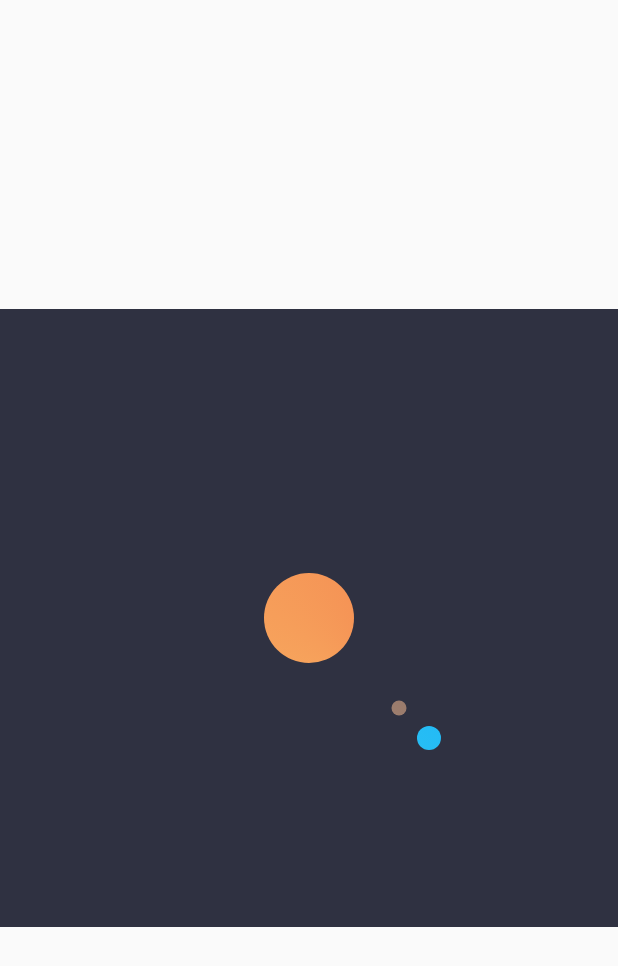
After one commit to nkvic520/flutter_study, a Flutter app: the screen it shows after launch, after a tap on "日地月的公转", on a phone screen of 412 x 824 dp. The commit adds this screen. Shown: the top 966 px of the screen. Run offline on Flutter 3.47's test engine with Material 2 defaults, Android fonts, the phone set to English and light mode, and no system bars; missing offline and left inert: dash_painter; generated files the repository leaves out were written again.

Commit message:
'缺少轨迹线'

```diff
--- a/lib/src/app.dart
+++ b/lib/src/app.dart
@@ -1,6 +1,7 @@
 import 'package:flutter/material.dart';
 import 'package:flutter_gen/gen_l10n/app_localizations.dart';
 import 'package:flutter_localizations/flutter_localizations.dart';
+import 'package:flutter_study/src/sample_feature/sun_earth_moon_view.dart';
 
 import 'sample_feature/sample_item_details_view.dart';
 import 'sample_feature/sample_item_list_view.dart';
@@ -71,6 +72,8 @@ class MyApp extends StatelessWidget {
                     return SettingsView(controller: settingsController);
                   case SampleItemDetailsView.routeName:
                     return const SampleItemDetailsView();
+                  case SunEarthMoonView.routeName:
+                    return const SunEarthMoonView();
                   case SampleItemListView.routeName:
                   default:
                     return const SampleItemListView();
--- /dev/null
+++ b/lib/src/sample_feature/sun_earth_moon_view.dart
@@ -0,0 +1,274 @@
+import 'dart:math';
+
+import 'package:dash_painter/dash_painter.dart';
+import 'package:flutter/cupertino.dart';
+import 'package:flutter/material.dart';
+
+class SunEarthMoonView extends StatefulWidget {
+  const SunEarthMoonView({Key? key}) : super(key: key);
+
+  static const routeName = '/sun_earth_moon';
+
+  @override
+  State<SunEarthMoonView> createState() => _SunEarthMoonViewState();
+}
+
+class _SunEarthMoonViewState extends State<SunEarthMoonView>
+    with SingleTickerProviderStateMixin {
+  Line line = Line(
+      start: const Offset(0, 0),
+      end: const Offset(80, 80),
+      third: const Offset(60, 60));
+
+  late AnimationController ctrl;
+
+  @override
+  void initState() {
+    super.initState();
+    ctrl = AnimationController(
+      vsync: this,
+      duration: const Duration(seconds: 32),
+    )..addListener(_updateLine);
+  }
+
+  @override
+  void dispose() {
+    line.dispose();
+    ctrl.dispose();
+    super.dispose();
+  }
+
+  @override
+  Widget build(BuildContext context) {
+    // line.start = Offset.zero;
+    // line.end = Offset(40, 0);
+    // line.rotate(2.4085543677521746);
+
+    return Scaffold(
+        body: Center(
+      child: GestureDetector(
+        onTap: () {
+          // line.record();
+          ctrl.forward(from: 0);
+        },
+        child: CustomPaint(
+          foregroundPainter: AnglePainter(line: line // linker: linker
+              ),
+          child: Container(
+            color: const Color(0xff2f3141),
+            height: MediaQuery.of(context).size.width,
+            width: MediaQuery.of(context).size.width,
+          ),
+        ),
+      ),
+    ));
+  }
+
+  void _updateLine() {
+    // print("${ctrl.value * 2 * pi}");
+    line.rotate(ctrl.value * 2 * pi, ctrl.value * 32 * pi, ctrl.value * 2 * pi,
+        ctrl.value * 32 * pi);
+  }
+}
+
+class AnglePainter extends CustomPainter {
+  // 绘制虚线
+  final DashPainter dashPainter = const DashPainter(span: 4, step: 4);
+
+  AnglePainter({required this.line}) : super(repaint: line);
+
+  final Paint helpPaint = Paint()
+    ..style = PaintingStyle.stroke
+    ..color = Colors.lightBlue
+    ..strokeWidth = 1;
+
+  final TextPainter textPainter = TextPainter(
+    textAlign: TextAlign.center,
+    textDirection: TextDirection.ltr,
+  );
+
+  final Line line;
+
+  @override
+  void paint(Canvas canvas, Size size) {
+    canvas.translate(size.width / 2, size.height / 2);
+    // drawHelp(canvas, size);
+    line.paint(canvas);
+  }
+
+  void drawHelp(Canvas canvas, Size size) {
+    Path helpPath = Path()
+      ..moveTo(-size.width / 2, 0)
+      ..relativeLineTo(size.width, 0)
+      ..moveTo(0, -size.height / 2)
+      ..relativeLineTo(0, size.height);
+    dashPainter.paint(canvas, helpPath, helpPaint);
+
+    drawHelpText('0°', canvas, Offset(size.width / 2 - 20, 0));
+    drawHelpText('p0', canvas, line.start.translate(-20, 0));
+    drawHelpText('p1', canvas, line.end.translate(-20, 0));
+
+    drawHelpText(
+      '角度: ${(line.rad * 180 / pi).toStringAsFixed(2)}°',
+      canvas,
+      Offset(
+        -size.width / 2 + 10,
+        -size.height / 2 + 10,
+      ),
+    );
+
+    canvas.drawArc(
+      Rect.fromCenter(center: line.start, width: 20, height: 20),
+      0,
+      line.positiveRad,
+      false,
+      helpPaint,
+    );
+
+    // canvas.save();
+    // Offset center = const Offset(60, 60);
+    // canvas.translate(center.dx, center.dy);
+    // canvas.rotate(line.positiveRad);
+    // canvas.translate(-center.dx, -center.dy);
+    // canvas.drawCircle(center, 4, helpPaint);
+    // canvas.drawRect(
+    //     Rect.fromCenter(center: center, width: 30, height: 60), helpPaint);
+    // canvas.restore();
+  }
+
+  void drawHelpText(
+    String text,
+    Canvas canvas,
+    Offset offset, {
+    Color color = Colors.lightBlue,
+  }) {
+    textPainter.text = TextSpan(
+      text: text,
+      style: TextStyle(fontSize: 12, color: color),
+    );
+    textPainter.layout(maxWidth: 200);
+    textPainter.paint(canvas, offset);
+  }
+
+  @override
+  bool shouldRepaint(covariant CustomPainter oldDelegate) {
+    return false;
+  }
+}
+
+class Line extends ChangeNotifier {
+  Line({
+    this.start = Offset.zero,
+    this.end = Offset.zero,
+    this.third = Offset.zero,
+  });
+
+  Offset start;
+  Offset end;
+  Offset third;
+
+  double get rad => (end - start).direction;
+
+  double get radTwo => (third - end).direction;
+
+  double get positiveRad => rad < 0 ? 2 * pi + rad : rad;
+
+  double get positiveRadTwo => radTwo < 0 ? 2 * pi + radTwo : radTwo;
+
+  double get length => (end - start).distance;
+
+  double get lengthTwo => (third - end).distance;
+
+  final Paint pointPaint = Paint()
+    ..style = PaintingStyle.stroke
+    ..strokeWidth = 1;
+
+  void paint(Canvas canvas) {
+    // canvas.drawLine(start, end, pointPaint);
+    // drawAnchor(canvas, start);
+    // drawAnchor(canvas, end);
+    // drawAnchor(canvas, third);
+
+    List<Color> colorsStart = [
+      const Color(0xfffcd670),
+      const Color(0xfff2784b),
+    ];
+    List<Color> colorsEnd = [
+      const Color(0xff19b5fe),
+      const Color(0xff7befb2),
+    ];
+    List<Color> colorsThird = [
+      const Color(0xff8d6e63),
+      const Color(0xffffe0b2),
+    ];
+
+    drawAnchorTwo(canvas, start, 30, colorsStart);
+    drawAnchorTwo(canvas, end, 8, colorsEnd);
+    drawAnchorTwo(canvas, third, 5, colorsThird);
+
+    // canvas.drawCircle(start, length, pointPaint..style = PaintingStyle.stroke);
+    // canvas.drawCircle(end, lengthTwo, pointPaint..style = PaintingStyle.stroke);
+
+    canvas.drawArc(
+        Rect.fromCircle(center: start, radius: length),
+        detaRotateThree,
+        detaRotateFour,
+        false,
+        pointPaint..style = PaintingStyle.stroke);
+    // canvas.drawArc(Rect.fromCircle(center: end, radius: lengthTwo), 0.5,
+    //     detaRotateFour, false, pointPaint..style = PaintingStyle.stroke);
+  }
+
+  void drawAnchor(Canvas canvas, Offset offset) {
+    canvas.drawCircle(offset, 4, pointPaint..style = PaintingStyle.stroke);
+    canvas.drawCircle(offset, 2, pointPaint..style = PaintingStyle.fill);
+  }
+
+  void drawAnchorTwo(
+      Canvas canvas, Offset offset, double radius, List<Color> colors) {
+    var rect = Rect.fromLTWH(radius, radius, radius, radius);
+    var gradient = SweepGradient(colors: colors, tileMode: TileMode.decal);
+
+    canvas.drawCircle(
+        offset,
+        radius,
+        pointPaint
+          ..style = PaintingStyle.fill
+          ..shader = gradient.createShader(rect));
+  }
+
+  double detaRotate = 0;
+  double detaRotateTwo = 0;
+  double detaRotateThree = 0;
+  double detaRotateFour = 0;
+
+  void rotate(
+      double rotate, double rotateTwo, double rotateThree, double rotateFour) {
+    double _lengthTwo = lengthTwo;
+
+    detaRotate = rotate - detaRotate;
+    end = Offset(
+          length * cos(rad + detaRotate),
+          length * sin(rad + detaRotate),
+        ) +
+        start;
+    detaRotate = rotate;
+
+    detaRotateTwo = rotateTwo - detaRotateTwo;
+    third = Offset(
+          _lengthTwo * cos(radTwo + detaRotateTwo),
+          _lengthTwo * sin(radTwo + detaRotateTwo),
+        ) +
+        end;
+    detaRotateTwo = rotateTwo;
+
+    detaRotateThree = rad - rotate;
+    detaRotateFour = rotate;
+
+    notifyListeners();
+  }
+
+  void tick() {
+    notifyListeners();
+  }
+}
--- a/pubspec.yaml
+++ b/pubspec.yaml
@@ -15,6 +15,8 @@ dependencies:
   flutter_localizations:
     sdk: flutter
 
+  dash_painter: ^1.0.2
+
 dev_dependencies:
   flutter_test:
     sdk: flutter
```
Also changed, not shown: lib/src/sample_feature/sample_item.dart (+8 -1 lines), lib/src/sample_feature/sample_item_list_view.dart (+9 -6 lines), pubspec.lock.
